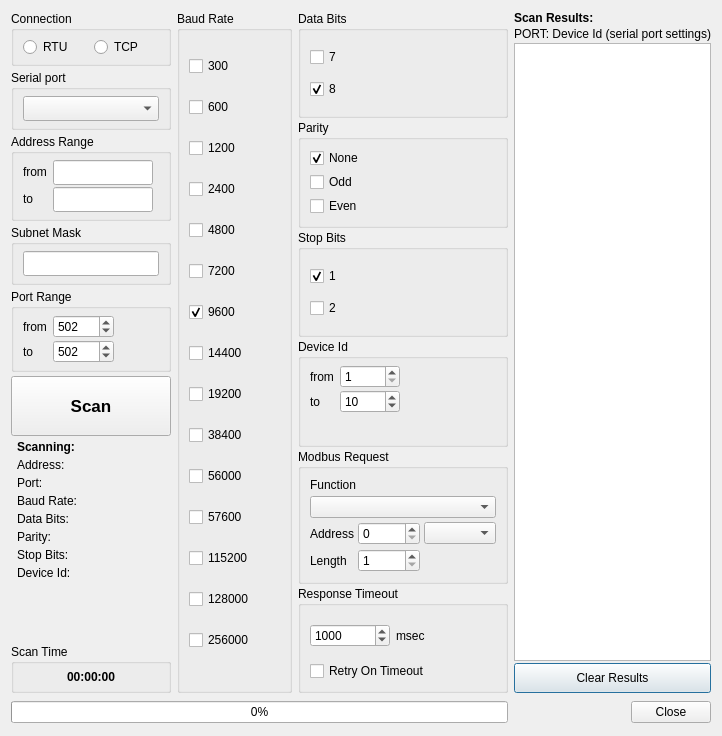
Qt form omodscan/dialogs/dialogmodbusscanner.ui (sanny32/OpenModScan) before a commit.
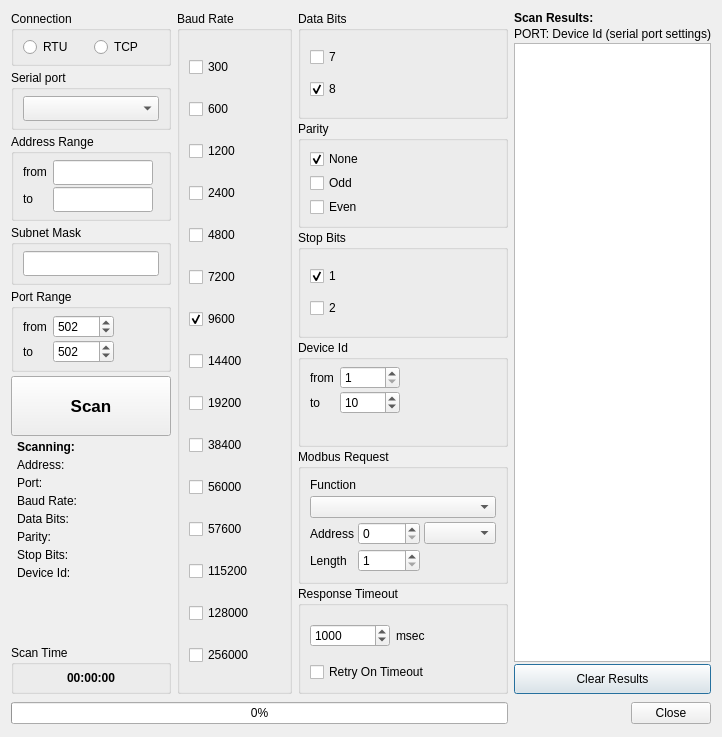
The same form after that commit. Icons and pictures are not drawn. Custom widgets are drawn as their Qt base class.

Commit message: Correct ui view of modbus scanner dialog

What changed in the file:
```diff
--- a/omodscan/dialogs/dialogmodbusscanner.ui
+++ b/omodscan/dialogs/dialogmodbusscanner.ui
@@ -7,7 +7,7 @@
     <x>0</x>
     <y>0</y>
     <width>718</width>
-    <height>736</height>
+    <height>737</height>
    </rect>
   </property>
   <property name="windowTitle">
@@ -981,6 +981,19 @@
            </property>
           </widget>
          </item>
+         <item>
+          <spacer name="verticalSpacer_2">
+           <property name="orientation">
+            <enum>Qt::Orientation::Vertical</enum>
+           </property>
+           <property name="sizeHint" stdset="0">
+            <size>
+             <width>20</width>
+             <height>40</height>
+            </size>
+           </property>
+          </spacer>
+         </item>
         </layout>
        </item>
        <item>
```
